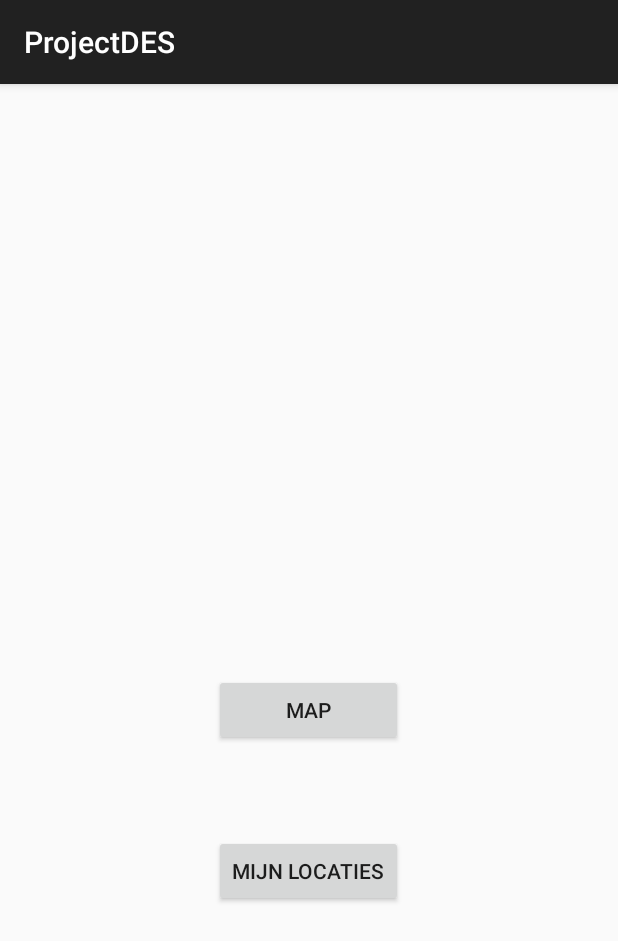
After one commit to KevinVanLancker/2NMCT_project2015_van_lancker_kevin, an Android app: the fragment MainFragment shown on its own in the app's theme, on a phone screen of 412 x 824 dp. The commit adds this screen. Shown: the top 941 px of the screen. Run offline under Robolectric (Android 15) with nearby library versions, the phone set to English and light mode, and no system bars.

Commit message:
Fragments aangemaakt om basis en doelstelling van de app uit te lijnen. Layouts voor de fragments aangemaakt.

```diff
--- a/ProjectDES/app/src/main/java/be/howest/nmct/projectdes/MainActivity.java
+++ b/ProjectDES/app/src/main/java/be/howest/nmct/projectdes/MainActivity.java
@@ -18,7 +18,7 @@ public class MainActivity extends Activity {
         setContentView(R.layout.activity_main);
         if (savedInstanceState == null) {
             getFragmentManager().beginTransaction()
-                    .add(R.id.container, new PlaceholderFragment())
+                    .add(R.id.container, new MainFragment())
                     .commit();
         }
     }
--- /dev/null
+++ b/ProjectDES/app/src/main/java/be/howest/nmct/projectdes/MainFragment.java
@@ -0,0 +1,46 @@
+package be.howest.nmct.projectdes;
+
+import android.app.Fragment;
+import android.os.Bundle;
+import android.support.annotation.Nullable;
+import android.view.LayoutInflater;
+import android.view.View;
+import android.view.ViewGroup;
+import android.widget.Button;
+
+/**
+ * Created by kevin on 18/04/15.
+ */
+public class MainFragment extends Fragment {
+
+    private Button btnMap, btnMyLocations;
+
+    @Override
+    public void onCreate(Bundle savedInstanceState) {
+        super.onCreate(savedInstanceState);
+    }
+
+    @Nullable
+    @Override
+    public View onCreateView(LayoutInflater inflater, ViewGroup container, Bundle savedInstanceState) {
+        View v = inflater.inflate(R.layout.fragment_main,container,false);
+
+        btnMap = (Button) v.findViewById(R.id.btnMap);
+        btnMap.setOnClickListener(new View.OnClickListener() {
+            @Override
+            public void onClick(View v) {
+                //ga naar de mapFragment
+            }
+        });
+
+        btnMyLocations = (Button) v.findViewById(R.id.btnMyLocations);
+        btnMyLocations.setOnClickListener(new View.OnClickListener() {
+            @Override
+            public void onClick(View v) {
+                //ga naar de locatie fragment
+            }
+        });
+
+        return v;
+    }
+}
--- a/ProjectDES/app/src/main/res/layout/fragment_main.xml
+++ b/ProjectDES/app/src/main/res/layout/fragment_main.xml
@@ -10,12 +10,22 @@
     tools:context=".MainActivity$PlaceholderFragment">
 
 
-    <fragment xmlns:android="http://schemas.android.com/apk/res/android"
-        android:id="@+id/map"
-        android:layout_width="match_parent"
-        android:layout_height="match_parent"
-        android:name="com.google.android.gms.maps.MapFragment"/>
+    <Button
+        android:layout_width="wrap_content"
+        android:layout_height="wrap_content"
+        android:text="@string/MyLocationButton"
+        android:id="@+id/btnMyLocations"
+        android:layout_alignParentBottom="true"
+        android:layout_centerHorizontal="true"
+        android:layout_marginBottom="203dp" />
 
-
-
+    <Button
+        android:layout_width="wrap_content"
+        android:layout_height="wrap_content"
+        android:text="@string/MapButton"
+        android:id="@+id/btnMap"
+        android:layout_marginBottom="59dp"
+        android:layout_above="@+id/btnMyLocations"
+        android:layout_alignStart="@+id/btnMyLocations"
+        android:layout_alignEnd="@+id/btnMyLocations" />
 </RelativeLayout>
--- /dev/null
+++ b/ProjectDES/app/src/main/res/layout/fragment_my_locations.xml
@@ -0,0 +1,5 @@
+<?xml version="1.0" encoding="utf-8"?>
+<LinearLayout xmlns:android="http://schemas.android.com/apk/res/android"
+    android:layout_width="match_parent" android:layout_height="match_parent">
+
+</LinearLayout>
--- a/ProjectDES/app/src/main/res/values/strings.xml
+++ b/ProjectDES/app/src/main/res/values/strings.xml
@@ -1,5 +1,6 @@
 <resources>
     <string name="app_name">ProjectDES</string>
-    <string name="hello_world">Hello world!</string>
     <string name="action_settings">Settings</string>
+    <string name="MyLocationButton">Mijn locaties</string>
+    <string name="MapButton">Map</string>
 </resources>
```
Also changed, not shown: ProjectDES/app/src/main/java/be/howest/nmct/projectdes/MapFragment.java (added, +7 -0 lines), ProjectDES/app/src/main/java/be/howest/nmct/projectdes/MyLocationsFragment.java (added, +7 -0 lines), ProjectDES/app/src/main/res/layout/fragment_map.xml (added, +12 -0 lines).
